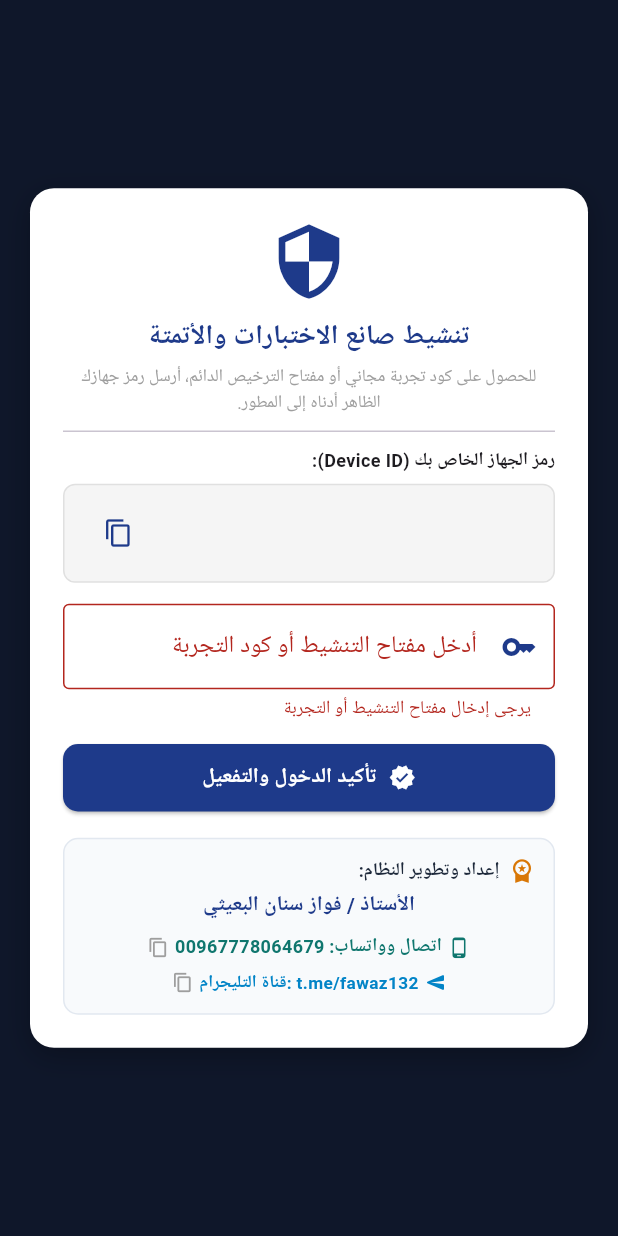
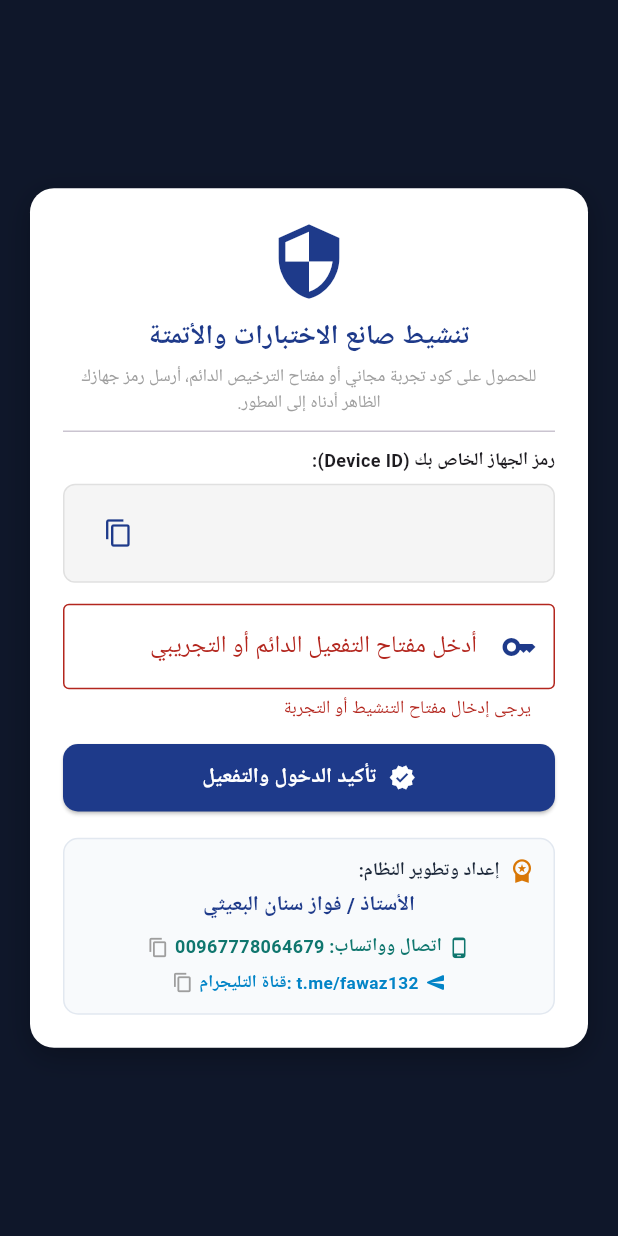
Before and after one commit to karnyn7743-tech/atmath_exams, a Flutter app: the screen it shows after launch, after a tap on "تأكيد الدخول والتفعيل", on a phone screen of 412 x 824 dp. Run offline on Flutter 3.47's test engine with Material 3 defaults, Android fonts, the phone set to English and light mode, and no system bars; our stand-ins replace device_info_plus, file_picker, open_filex, permission_handler, printing, shared_preferences; missing offline and left inert: excel, fluent_editor, google_mlkit_text_recognition, mobile_scanner, pdfx.

Commit message:
Align activation screen with key generator format

```diff
--- a/lib/screens/activation_screen.dart
+++ b/lib/screens/activation_screen.dart
@@ -70,7 +70,7 @@ class _ActivationScreenState extends State<ActivationScreen> {
     } else if (status == LicenseStatus.trial) {
       ScaffoldMessenger.of(context).showSnackBar(
         const SnackBar(
-          content: Text('تم تفعيل النسخة التجريبية بنجاح (صالحة لمدة شهر كامل - 30 يوماً).'),
+          content: Text('تم تفعيل النسخة التجريبية بنجاح لمدة 24 ساعة.'),
           backgroundColor: Color(0xFF0F766E),
         ),
       );
@@ -81,6 +81,10 @@ class _ActivationScreenState extends State<ActivationScreen> {
             MaterialPageRoute(builder: (_) => const HomeScreen()),
           );
         }
+      });
+    } else if (status == LicenseStatus.trialAlreadyUsed) {
+      setState(() {
+        _errorMessage = 'لقد استُنفدت فترة التجربة لهذا الجهاز سابقاً. يرجى إدخال مفتاح التفعيل الدائم.';
       });
     } else {
       setState(() {
@@ -204,8 +208,8 @@ class _ActivationScreenState extends State<ActivationScreen> {
                     textAlign: TextAlign.center,
                     style: const TextStyle(letterSpacing: 1.5, fontWeight: FontWeight.bold),
                     decoration: InputDecoration(
-                      labelText: 'أدخل مفتاح التنشيط أو كود التجربة',
-                      hintText: 'TR-XXXX-XXXX-XXXX أو FL-XXXX-...',
+                      labelText: 'أدخل مفتاح التفعيل الدائم أو التجريبي',
+                      hintText: 'STUG-XXXX-YYYY أو TRIAL-XXXX-YYYY',
                       errorText: _errorMessage,
                       border: const OutlineInputBorder(),
                       prefixIcon: const Icon(Icons.key, color: Color(0xFF1E3A8A)),
```
